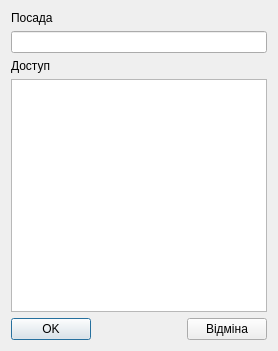
This is AddPostDialog.ui in CreatorBooMGit/SShop as Qt 5 draws it before an edit. The edited form follows.
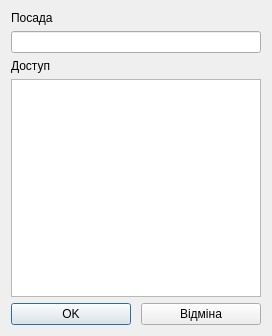
This is the edited form.

```diff
--- a/AddPostDialog.ui
+++ b/AddPostDialog.ui
@@ -6,8 +6,8 @@
    <rect>
     <x>0</x>
     <y>0</y>
-    <width>278</width>
-    <height>351</height>
+    <width>272</width>
+    <height>336</height>
    </rect>
   </property>
   <property name="windowTitle">
@@ -25,6 +25,18 @@
     <layout class="QHBoxLayout" name="horizontalLayout">
      <item>
       <widget class="QPushButton" name="OKButton">
+       <property name="minimumSize">
+        <size>
+         <width>120</width>
+         <height>0</height>
+        </size>
+       </property>
+       <property name="maximumSize">
+        <size>
+         <width>120</width>
+         <height>16777215</height>
+        </size>
+       </property>
        <property name="text">
         <string>OK</string>
        </property>
@@ -45,6 +57,18 @@
      </item>
      <item>
       <widget class="QPushButton" name="fuckButton">
+       <property name="minimumSize">
+        <size>
+         <width>120</width>
+         <height>0</height>
+        </size>
+       </property>
+       <property name="maximumSize">
+        <size>
+         <width>120</width>
+         <height>16777215</height>
+        </size>
+       </property>
        <property name="text">
         <string>Відміна</string>
        </property>
```
